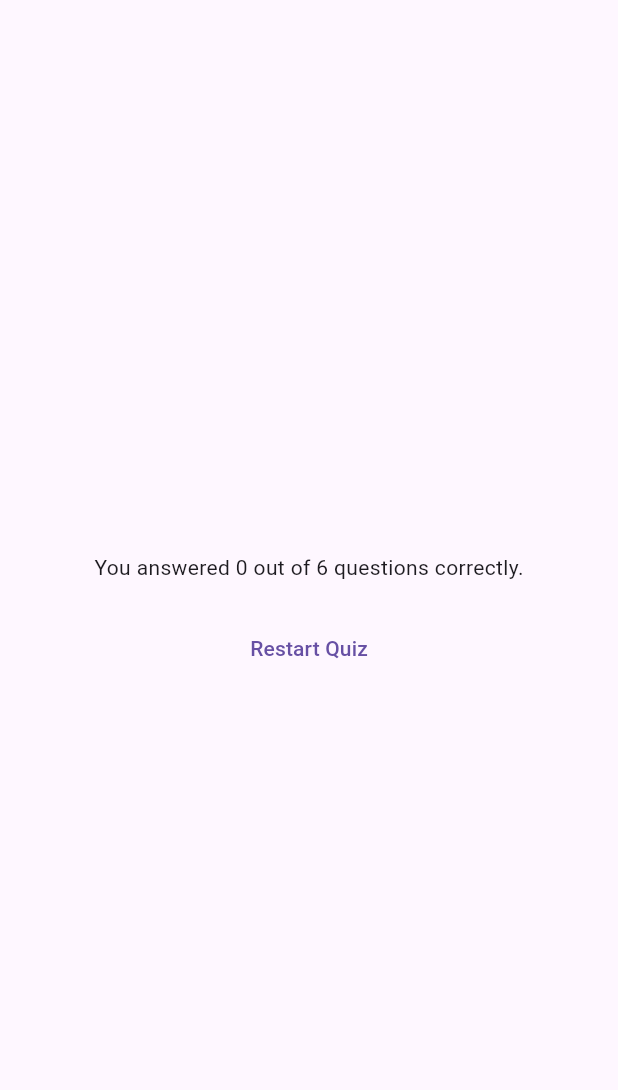
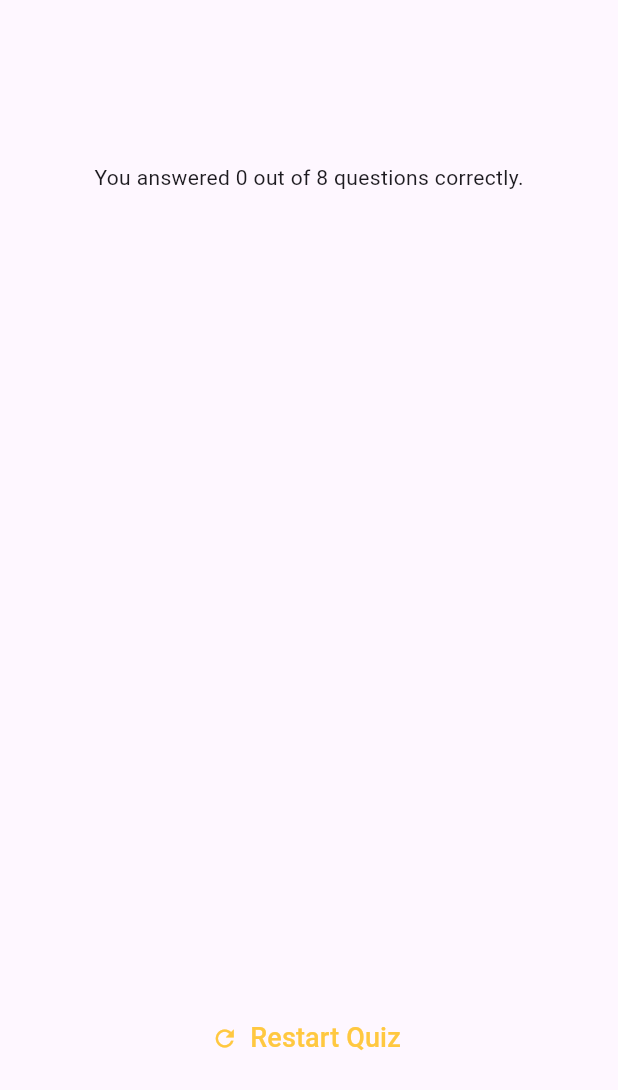
Before and after one commit to adeeburrahman11/quiz_app, a Flutter app: the ResultsScreen widget shown alone on an empty page, opened directly with empty values, on a phone screen of 412 x 824 dp. Shown: the top 1090 px of the screen. Run offline on Flutter 3.47's test engine with Material 3 defaults, Android fonts, the phone set to English and light mode, and no system bars; our stand-ins replace google_fonts.

Commit message:
restart quiz button complete

```diff
--- a/lib/data/questions.dart
+++ b/lib/data/questions.dart
@@ -55,22 +55,22 @@ const questions = [
       'By calling updateState()',
     ],
   ),
-  // QuizQuestion(
-  //   'Which programming language is used to build Flutter applications?',
-  //   [
-  //     'Dart',
-  //     'Kotlin',
-  //     'Java',
-  //     'Go',
-  //   ],
-  // ),
-  // QuizQuestion(
-  //   'How many types of widgets are there in Flutter?',
-  //   [
-  //     '2',
-  //     '3',
-  //     '4',
-  //     '8+',
-  //   ],
-  // ),
+  QuizQuestion(
+    'Which programming language is used to build Flutter applications?',
+    [
+      'Dart',
+      'Kotlin',
+      'Java',
+      'Go',
+    ],
+  ),
+  QuizQuestion(
+    'How many types of widgets are there in Flutter?',
+    [
+      '2',
+      '3',
+      '4',
+      '8+',
+    ],
+  ),
 ];
--- a/lib/questions_summary.dart
+++ b/lib/questions_summary.dart
@@ -7,7 +7,10 @@ class QuestionsSummary extends StatelessWidget {
 
   @override
   Widget build(BuildContext context) {
-    return Column(
+    return SizedBox(
+      height: 500,
+      child: SingleChildScrollView(
+        child: Column(
           children: summaryData.map((data) {
             return Row(
               children: [
@@ -20,13 +23,18 @@ class QuestionsSummary extends StatelessWidget {
                         height: 5,
                       ),
                       Text(data['user_answer'] as String),
-                  Text(data['chosen_answer'] as String),
+                      Text(data['correct_answer'] as String),
+                      const SizedBox(
+                        height: 10,
+                      ),
                     ],
                   ),
                 ),
               ],
             );
           }).toList(),
+        ),
+      ),
     );
   }
 }
--- a/lib/quiz.dart
+++ b/lib/quiz.dart
@@ -35,6 +35,13 @@ class _QuizState extends State<Quiz> {
     }
   }
 
+  void restartQuiz() {
+    setState(() {
+      selectedAnswer.clear();
+      activeScreen = 'questoins-screen';
+    });
+  }
+
   @override
   Widget build(context) {
     Widget screenWidget = activeScreen == 'start-screen'
@@ -46,6 +53,7 @@ class _QuizState extends State<Quiz> {
     screenWidget = activeScreen == 'results-screen'
         ? ResultsScreen(
             chosenAnswers: selectedAnswer,
+            onRestart: restartQuiz,
           )
         : screenWidget;
 
--- a/lib/results_screen.dart
+++ b/lib/results_screen.dart
@@ -1,4 +1,5 @@
 import 'package:flutter/material.dart';
+import 'package:quiz_app/data/colors.dart';
 import 'package:quiz_app/data/questions.dart';
 import 'package:quiz_app/questions_summary.dart';
 
@@ -6,6 +7,7 @@ class ResultsScreen extends StatelessWidget {
   const ResultsScreen({
     super.key,
     required this.chosenAnswers,
+    required this.onRestart,
   });
 
   final List<String> chosenAnswers;
@@ -25,6 +27,8 @@ class ResultsScreen extends StatelessWidget {
     return summary;
   }
 
+  final void Function() onRestart;
+
   @override
   Widget build(BuildContext context) {
     final summaryData = getSummaryData();
@@ -43,13 +47,25 @@ class ResultsScreen extends StatelessWidget {
             Text(
                 "You answered $numCorrectAnswers out of $numTotalQuestions questions correctly."),
             const SizedBox(
-              height: 10,
+              height: 20,
             ),
             QuestionsSummary(summaryData),
             const SizedBox(
-              height: 10,
+              height: 20,
             ),
-            TextButton(onPressed: () {}, child: const Text('Restart Quiz')),
+            TextButton.icon(
+              onPressed: onRestart,
+              style: TextButton.styleFrom(
+                foregroundColor: primary,
+              ),
+              icon: const Icon(
+                Icons.refresh,
+              ),
+              label: const Text(
+                'Restart Quiz',
+                style: TextStyle(fontSize: 18),
+              ),
+            ),
           ],
         ),
       ),
```
Lines whose indentation alone changed are shown as unchanged.
